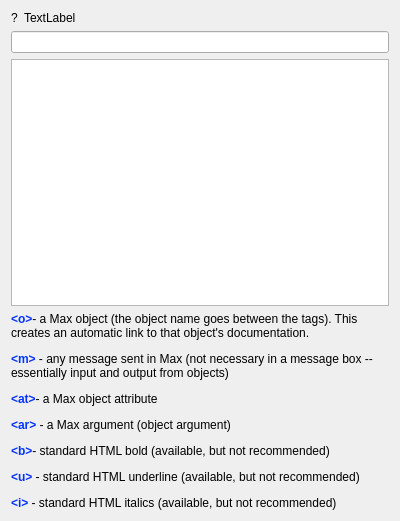
Old version of the form source/HelpForMax/Patch/DigestWidget.ui in the repository xavierxeon-music/WaMaxPackage.
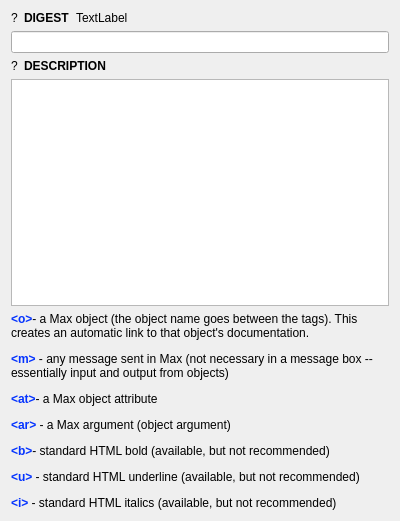
New version of the form.

Patch:
```diff
--- a/source/HelpForMax/Patch/DigestWidget.ui
+++ b/source/HelpForMax/Patch/DigestWidget.ui
@@ -14,14 +14,17 @@
    <string>Form</string>
   </property>
   <layout class="QGridLayout" name="gridLayout">
-   <item row="0" column="0">
-    <widget class="QLabel" name="topicIcon">
+   <item row="4" column="0" colspan="3">
+    <widget class="QLabel" name="syntaxInfo">
      <property name="text">
-      <string>?</string>
+      <string>&lt;html&gt;&lt;head/&gt;&lt;body&gt;&lt;p&gt;&lt;span style=&quot; font-family:'Monaco','monospace'; font-weight:700; color:#0433ff;&quot;&gt;&amp;lt;o&amp;gt;&lt;/span&gt;&lt;span style=&quot; font-family:'Lato','sans-serif'; color:#000000;&quot;&gt;- a Max object (the object name goes between the tags). This creates an automatic link to that object's documentation. &lt;/span&gt;&lt;/p&gt;&lt;p&gt;&lt;span style=&quot; font-family:'Monaco','monospace'; font-weight:700; color:#0433ff;&quot;&gt;&amp;lt;m&amp;gt;&lt;/span&gt;&lt;span style=&quot; font-family:'Lato','sans-serif'; color:#000000;&quot;&gt; - any message sent in Max (not necessary in a message box -- essentially input and output from objects)&lt;/span&gt;&lt;/p&gt;&lt;p&gt;&lt;span style=&quot; font-family:'Monaco','monospace'; font-weight:700; color:#0433ff;&quot;&gt;&amp;lt;at&amp;gt;&lt;/span&gt;&lt;span style=&quot; font-family:'Lato','sans-serif'; color:#000000;&quot;&gt;- a Max object attribute&lt;/span&gt;&lt;/p&gt;&lt;p&gt;&lt;span style=&quot; font-family:'Monaco','monospace'; font-weight:700; color:#0433ff;&quot;&gt;&amp;lt;ar&amp;gt;&lt;/span&gt;&lt;span style=&quot; font-family:'Lato','sans-serif'; color:#000000;&quot;&gt; - a Max argument (object argument)&lt;/span&gt;&lt;/p&gt;&lt;p&gt;&lt;span style=&quot; font-family:'Monaco','monospace'; font-weight:700; color:#0433ff;&quot;&gt;&amp;lt;b&amp;gt;&lt;/span&gt;&lt;span style=&quot; font-family:'Lato','sans-serif'; color:#000000;&quot;&gt;- standard HTML bold (available, but not recommended)&lt;/span&gt;&lt;/p&gt;&lt;p&gt;&lt;span style=&quot; font-family:'Monaco','monospace'; font-weight:700; color:#0433ff;&quot;&gt;&amp;lt;u&amp;gt;&lt;/span&gt;&lt;span style=&quot; font-family:'Lato','sans-serif'; color:#000000;&quot;&gt; - standard HTML underline (available, but not recommended)&lt;/span&gt;&lt;/p&gt;&lt;p&gt;&lt;span style=&quot; font-family:'Monaco','monospace'; font-weight:700; color:#0433ff;&quot;&gt;&amp;lt;i&amp;gt;&lt;/span&gt;&lt;span style=&quot; font-family:'Lato','sans-serif'; color:#000000;&quot;&gt; - standard HTML italics (available, but not recommended)&lt;/span&gt;&lt;/p&gt;&lt;/body&gt;&lt;/html&gt;</string>
+     </property>
+     <property name="wordWrap">
+      <bool>true</bool>
      </property>
     </widget>
    </item>
-   <item row="0" column="1">
+   <item row="0" column="2">
     <widget class="QLabel" name="topicInfo">
      <property name="sizePolicy">
       <sizepolicy hsizetype="MinimumExpanding" vsizetype="Preferred">
@@ -34,19 +37,37 @@
      </property>
     </widget>
    </item>
-   <item row="1" column="0" colspan="2">
+   <item row="2" column="0">
+    <widget class="QLabel" name="descriptionIcon">
+     <property name="text">
+      <string>?</string>
+     </property>
+    </widget>
+   </item>
+   <item row="1" column="0" colspan="3">
     <widget class="QLineEdit" name="digestEdit"/>
    </item>
-   <item row="2" column="0" colspan="2">
+   <item row="3" column="0" colspan="3">
     <widget class="QTextEdit" name="descriptionEdit"/>
    </item>
-   <item row="3" column="0" colspan="2">
-    <widget class="QLabel" name="syntaxInfo">
+   <item row="0" column="0">
+    <widget class="QLabel" name="topicIcon">
      <property name="text">
-      <string>&lt;html&gt;&lt;head/&gt;&lt;body&gt;&lt;p&gt;&lt;span style=&quot; font-family:'Monaco','monospace'; font-weight:700; color:#0433ff;&quot;&gt;&amp;lt;o&amp;gt;&lt;/span&gt;&lt;span style=&quot; font-family:'Lato','sans-serif'; color:#000000;&quot;&gt;- a Max object (the object name goes between the tags). This creates an automatic link to that object's documentation. &lt;/span&gt;&lt;/p&gt;&lt;p&gt;&lt;span style=&quot; font-family:'Monaco','monospace'; font-weight:700; color:#0433ff;&quot;&gt;&amp;lt;m&amp;gt;&lt;/span&gt;&lt;span style=&quot; font-family:'Lato','sans-serif'; color:#000000;&quot;&gt; - any message sent in Max (not necessary in a message box -- essentially input and output from objects)&lt;/span&gt;&lt;/p&gt;&lt;p&gt;&lt;span style=&quot; font-family:'Monaco','monospace'; font-weight:700; color:#0433ff;&quot;&gt;&amp;lt;at&amp;gt;&lt;/span&gt;&lt;span style=&quot; font-family:'Lato','sans-serif'; color:#000000;&quot;&gt;- a Max object attribute&lt;/span&gt;&lt;/p&gt;&lt;p&gt;&lt;span style=&quot; font-family:'Monaco','monospace'; font-weight:700; color:#0433ff;&quot;&gt;&amp;lt;ar&amp;gt;&lt;/span&gt;&lt;span style=&quot; font-family:'Lato','sans-serif'; color:#000000;&quot;&gt; - a Max argument (object argument)&lt;/span&gt;&lt;/p&gt;&lt;p&gt;&lt;span style=&quot; font-family:'Monaco','monospace'; font-weight:700; color:#0433ff;&quot;&gt;&amp;lt;b&amp;gt;&lt;/span&gt;&lt;span style=&quot; font-family:'Lato','sans-serif'; color:#000000;&quot;&gt;- standard HTML bold (available, but not recommended)&lt;/span&gt;&lt;/p&gt;&lt;p&gt;&lt;span style=&quot; font-family:'Monaco','monospace'; font-weight:700; color:#0433ff;&quot;&gt;&amp;lt;u&amp;gt;&lt;/span&gt;&lt;span style=&quot; font-family:'Lato','sans-serif'; color:#000000;&quot;&gt; - standard HTML underline (available, but not recommended)&lt;/span&gt;&lt;/p&gt;&lt;p&gt;&lt;span style=&quot; font-family:'Monaco','monospace'; font-weight:700; color:#0433ff;&quot;&gt;&amp;lt;i&amp;gt;&lt;/span&gt;&lt;span style=&quot; font-family:'Lato','sans-serif'; color:#000000;&quot;&gt; - standard HTML italics (available, but not recommended)&lt;/span&gt;&lt;/p&gt;&lt;/body&gt;&lt;/html&gt;</string>
+      <string>?</string>
      </property>
-     <property name="wordWrap">
-      <bool>true</bool>
+    </widget>
+   </item>
+   <item row="0" column="1">
+    <widget class="QLabel" name="digestInfo">
+     <property name="text">
+      <string>&lt;html&gt;&lt;head/&gt;&lt;body&gt;&lt;p&gt;&lt;span style=&quot; font-weight:700;&quot;&gt;DIGEST&lt;/span&gt;&lt;/p&gt;&lt;/body&gt;&lt;/html&gt;</string>
+     </property>
+    </widget>
+   </item>
+   <item row="2" column="1" colspan="2">
+    <widget class="QLabel" name="descriptionInfo">
+     <property name="text">
+      <string>&lt;html&gt;&lt;head/&gt;&lt;body&gt;&lt;p&gt;&lt;span style=&quot; font-weight:700;&quot;&gt;DESCRIPTION&lt;/span&gt;&lt;/p&gt;&lt;/body&gt;&lt;/html&gt;</string>
      </property>
     </widget>
    </item>
```
